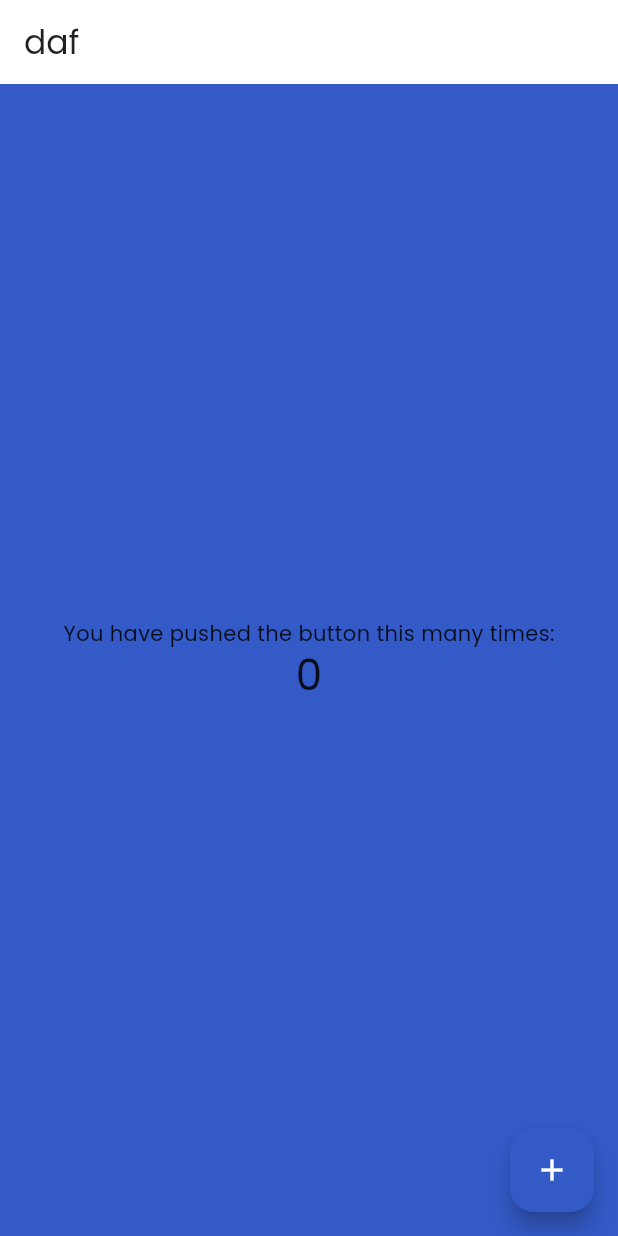
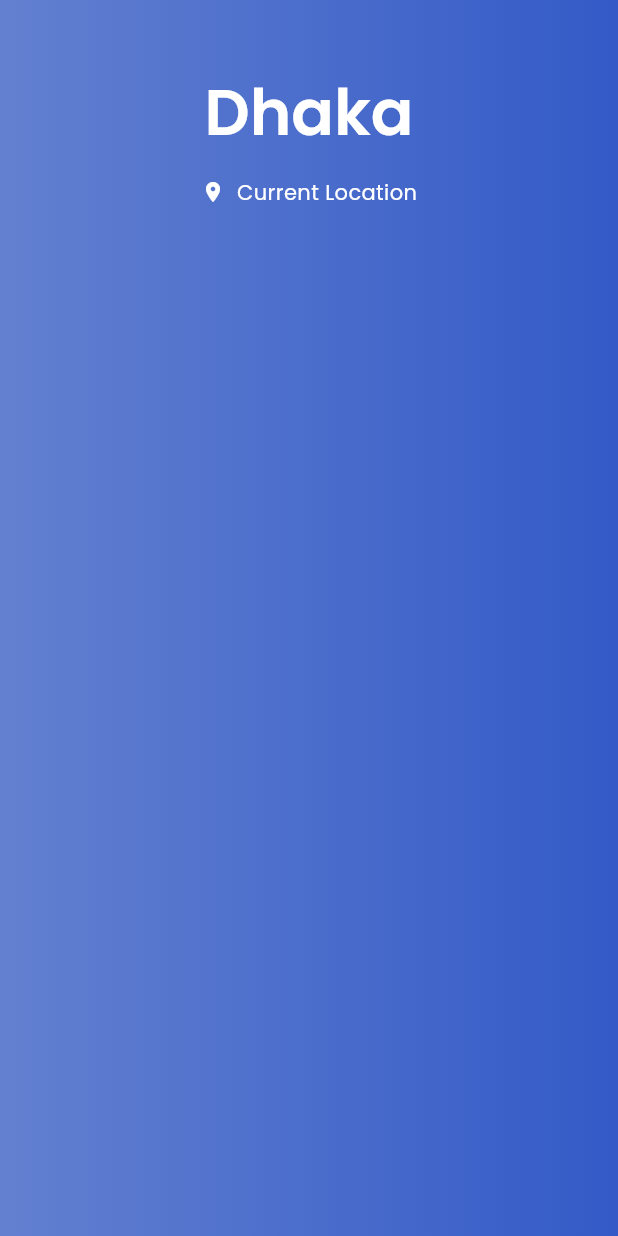
Before and after one commit to musfique113/weather, a Flutter app: the screen it shows after launch, on a phone screen of 412 x 824 dp. Run offline on Flutter 3.47's test engine with Material 3 defaults, Android fonts, the phone set to English and light mode, and no system bars; our stand-ins replace gap, get_it, logger.

Commit message:
feat: :construction: wip add home screen ui

```diff
--- a/lib/application/theme_data/global_theme_data.dart
+++ b/lib/application/theme_data/global_theme_data.dart
@@ -1,6 +1,6 @@
 import 'package:flutter/material.dart';
+import 'package:weather/application/theme_data/app_colors.dart';
 import 'package:weather/application/theme_data/text_styles.dart';
-import 'package:weather/application/theme_data/app_colors.dart';
 
 class GlobalThemeData {
   static final Color _lightFocusColor = Colors.black.withOpacity(0.12);
@@ -23,11 +23,21 @@ class GlobalThemeData {
       highlightColor: Colors.transparent,
       focusColor: focusColor,
       outlinedButtonTheme: _outlinedButtonThemeData,
+      textTheme: _textTheme,
       elevatedButtonTheme: _elevatedButtonThemeData,
       inputDecorationTheme: _inputDecorationTheme(colorScheme),
       fontFamily: 'Poppins',
     );
   }
+
+  static const TextTheme _textTheme = TextTheme(
+    titleSmall: TextStyle(color: white, fontFamily: 'Poppins'),
+    titleMedium: TextStyle(color: white, fontFamily: 'Poppins'),
+    titleLarge: TextStyle(color: white, fontFamily: 'Poppins'),
+    bodySmall: TextStyle(color: white, fontFamily: 'Poppins'),
+    bodyMedium: TextStyle(color: white, fontFamily: 'Poppins'),
+    bodyLarge: TextStyle(color: white, fontFamily: 'Poppins'),
+  );
 
   static const ColorScheme _lightColorScheme = ColorScheme(
     brightness: Brightness.light,
@@ -53,9 +63,6 @@ class GlobalThemeData {
     surface: Color(0xFF171429),
     onSurface: Colors.white,
   );
-
-  static DividerThemeData dividerThemeData(ColorScheme colorScheme) =>
-      DividerThemeData(color: colorScheme.primary.withOpacity(0.24));
 
   static final OutlinedButtonThemeData _outlinedButtonThemeData =
       OutlinedButtonThemeData(
--- a/lib/features/common/presentation/ui/screens/splash_screen.dart
+++ b/lib/features/common/presentation/ui/screens/splash_screen.dart
@@ -3,7 +3,7 @@ import 'package:gap/gap.dart';
 import 'package:weather/application/app_router/app_router.dart';
 import 'package:weather/application/theme_data/app_colors.dart';
 import 'package:weather/features/common/presentation/ui/widgets/app_logo.dart';
-import 'package:weather/features/weather/presentation/ui/screens/home_screen.dart';
+import 'package:weather/features/weather/presentation/ui/screens/weather_screen.dart';
 
 class SplashScreen extends StatefulWidget {
   const SplashScreen({super.key});
@@ -19,7 +19,7 @@ class _SplashScreenState extends State<SplashScreen> {
     Future.delayed(const Duration(seconds: 2)).then(
       (value) {
         if (mounted) {
-          AppRouter.replaceWith(context, const HomeScreen(title: 'daf'));
+          AppRouter.replaceWith(context, const WeatherScreen());
         }
       },
     );
--- /dev/null
+++ b/lib/features/common/presentation/ui/widgets/app_gradient_bg.dart
@@ -0,0 +1,23 @@
+import 'package:flutter/material.dart';
+import 'package:weather/application/theme_data/app_colors.dart';
+
+class AppGradientBG extends StatelessWidget {
+  const AppGradientBG({
+    required this.child,
+    super.key,
+  });
+
+  final Widget child;
+
+  @override
+  Widget build(BuildContext context) {
+    return Container(
+      height: MediaQuery.of(context).size.height,
+      width: MediaQuery.of(context).size.width,
+      decoration: const BoxDecoration(
+        gradient: appGradient,
+      ),
+      child: child,
+    );
+  }
+}
--- /dev/null
+++ b/lib/features/common/presentation/ui/widgets/app_ink_well_widget.dart
@@ -0,0 +1,41 @@
+import 'package:flutter/material.dart';
+
+class AppInkWellWidget extends StatelessWidget {
+  final double? radius;
+  final EdgeInsetsGeometry? padding;
+  final Widget child;
+  final VoidCallback onTap;
+  final Color? highlightColor;
+
+  const AppInkWellWidget({
+    required this.child,
+    required this.onTap,
+    super.key,
+    this.radius,
+    this.highlightColor,
+    this.padding = EdgeInsets.zero,
+  });
+
+  @override
+  Widget build(BuildContext context) {
+    return Material(
+      color: Colors.transparent,
+      child: InkWell(
+        onTap: () {
+          Future.delayed(
+            const Duration(milliseconds: 100),
+            () => onTap(),
+          );
+        },
+        borderRadius: BorderRadius.circular(radius ?? 8),
+        highlightColor:
+            highlightColor ?? Theme.of(context).primaryColor.withOpacity(0.1),
+        hoverColor: Theme.of(context).primaryColor.withOpacity(0.05),
+        child: Padding(
+          padding: padding!,
+          child: child,
+        ),
+      ),
+    );
+  }
+}
--- a/lib/features/weather/presentation/ui/screens/home_screen.dart
+++ /dev/null
@@ -1,49 +0,0 @@
-import 'package:flutter/material.dart';
-
-class HomeScreen extends StatefulWidget {
-  const HomeScreen({super.key, required this.title});
-
-  final String title;
-
-  @override
-  State<HomeScreen> createState() => _HomeScreenState();
-}
-
-class _HomeScreenState extends State<HomeScreen> {
-  int _counter = 0;
-
-  void _incrementCounter() {
-    setState(() {
-      _counter++;
-    });
-  }
-
-  @override
-  Widget build(BuildContext context) {
-    return Scaffold(
-      appBar: AppBar(
-        backgroundColor: Theme.of(context).colorScheme.inversePrimary,
-        title: Text(widget.title),
-      ),
-      body: Center(
-        child: Column(
-          mainAxisAlignment: MainAxisAlignment.center,
-          children: <Widget>[
-            const Text(
-              'You have pushed the button this many times:',
-            ),
-            Text(
-              '$_counter',
-              style: Theme.of(context).textTheme.headlineMedium,
-            ),
-          ],
-        ),
-      ),
-      floatingActionButton: FloatingActionButton(
-        onPressed: _incrementCounter,
-        tooltip: 'Increment',
-        child: const Icon(Icons.add),
-      ),
-    );
-  }
-}
--- /dev/null
+++ b/lib/features/weather/presentation/ui/screens/weather_screen.dart
@@ -0,0 +1,60 @@
+import 'package:flutter/material.dart';
+import 'package:gap/gap.dart';
+import 'package:weather/application/theme_data/app_colors.dart';
+
+import 'package:weather/features/common/presentation/ui/widgets/app_gradient_bg.dart';
+
+import 'package:weather/features/common/presentation/ui/widgets/app_ink_well_widget.dart';
+
+class WeatherScreen extends StatefulWidget {
+  const WeatherScreen({super.key});
+
+  @override
+  State<WeatherScreen> createState() => _WeatherScreenState();
+}
+
+class _WeatherScreenState extends State<WeatherScreen> {
+  @override
+  Widget build(BuildContext context) {
+    return Scaffold(
+      backgroundColor: white,
+      body: AppGradientBG(
+        child: Column(
+          children: [
+            const Gap(49),
+            Text(
+              'Dhaka',
+              style: Theme.of(context)
+                  .textTheme
+                  .titleLarge
+                  ?.copyWith(fontSize: 42, fontWeight: FontWeight.w600),
+            ),
+            const Gap(8),
+            AppInkWellWidget(
+              onTap: () {},
+              padding: const EdgeInsets.all(8),
+              child: SizedBox(
+                width: MediaQuery.of(context).size.width * 0.5,
+                child: Row(
+                  mainAxisAlignment: MainAxisAlignment.center,
+                  children: [
+                    const Icon(
+                      Icons.location_on,
+                      color: white,
+                      size: 16,
+                    ),
+                    const Gap(8),
+                    Text(
+                      'Current Location',
+                      style: Theme.of(context).textTheme.bodyMedium,
+                    ),
+                  ],
+                ),
+              ),
+            ),
+          ],
+        ),
+      ),
+    );
+  }
+}
```
